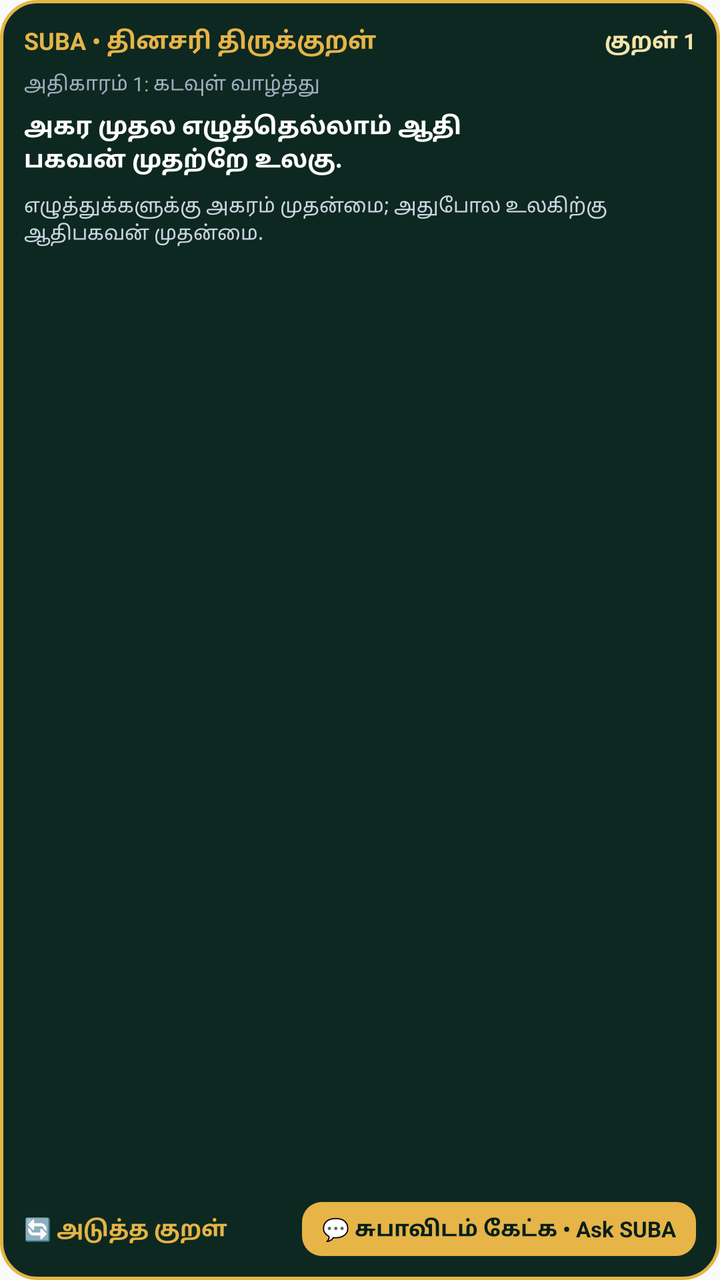
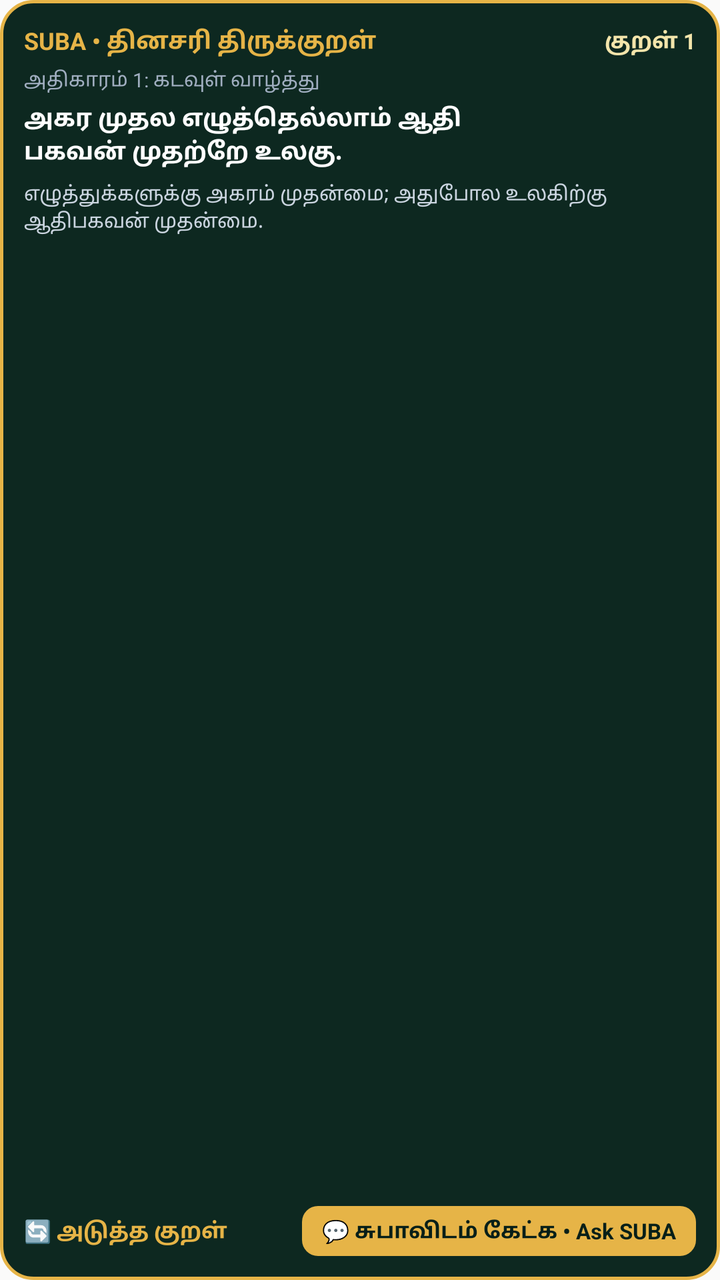

Compare the two renders of this Android layout. The source of the first and the diff that turns it into the second are given below.
<!-- AndroidManifest.xml: application theme AppTheme -->
<!-- res/layout/suba_widget.xml -->
<?xml version="1.0" encoding="utf-8"?>
<LinearLayout xmlns:android="http://schemas.android.com/apk/res/android"
    android:id="@+id/widget_root"
    android:layout_width="match_parent"
    android:layout_height="match_parent"
    android:background="@drawable/widget_bg"
    android:orientation="vertical"
    android:padding="12dp">

    
    <LinearLayout
        android:layout_width="match_parent"
        android:layout_height="wrap_content"
        android:orientation="horizontal"
        android:gravity="center_vertical"
        android:layout_marginBottom="6dp">

        <TextView
            android:id="@+id/widget_header_title"
            android:layout_width="0dp"
            android:layout_height="wrap_content"
            android:layout_weight="1"
            android:text="@string/widget_title"
            android:textColor="#E6B447"
            android:textSize="12sp"
            android:textStyle="bold" />

        <TextView
            android:id="@+id/widget_kural_number"
            android:layout_width="wrap_content"
            android:layout_height="wrap_content"
            android:text="குறள் 1"
            android:textColor="#F3E5AB"
            android:textSize="11sp"
            android:textStyle="bold" />
    </LinearLayout>

    
    <TextView
        android:id="@+id/widget_chapter"
        android:layout_width="match_parent"
        android:layout_height="wrap_content"
        android:text="அதிகாரம் 1: கடவுள் வாழ்த்து"
        android:textColor="#A0AEC0"
        android:textSize="10sp"
        android:layout_marginBottom="6dp" />

    
    <TextView
        android:id="@+id/widget_kural_line1"
        android:layout_width="match_parent"
        android:layout_height="wrap_content"
        android:text="அகர முதல எழுத்தெல்லாம் ஆதி"
        android:textColor="#FFFFFF"
        android:textSize="12sp"
        android:textStyle="bold"
        android:maxLines="1"
        android:ellipsize="end" />

    
    <TextView
        android:id="@+id/widget_kural_line2"
        android:layout_width="match_parent"
        android:layout_height="wrap_content"
        android:text="பகவன் முதற்றே உலகு."
        android:textColor="#FFFFFF"
        android:textSize="12sp"
        android:textStyle="bold"
        android:maxLines="1"
        android:ellipsize="end"
        android:layout_marginBottom="8dp" />

    
    <TextView
        android:id="@+id/widget_meaning"
        android:layout_width="match_parent"
        android:layout_height="0dp"
        android:layout_weight="1"
        android:text="எழுத்துக்களுக்கு அகரம் முதன்மை; அதுபோல உலகிற்கு ஆதிபகவன் முதன்மை."
        android:textColor="#CBD5E0"
        android:textSize="10sp"
        android:maxLines="2"
        android:ellipsize="end"
        android:layout_marginBottom="8dp" />

    
    <LinearLayout
        android:layout_width="match_parent"
        android:layout_height="wrap_content"
        android:orientation="horizontal"
        android:gravity="center_vertical">

        
        <TextView
            android:id="@+id/widget_btn_next"
            android:layout_width="wrap_content"
            android:layout_height="wrap_content"
            android:text="🔄 அடுத்த குறள்"
            android:textColor="#E6B447"
            android:textSize="11sp"
            android:textStyle="bold"
            android:paddingEnd="12dp" />

        
        <View
            android:layout_width="0dp"
            android:layout_height="1dp"
            android:layout_weight="1" />

        
        <TextView
            android:id="@+id/widget_btn_ask"
            android:layout_width="wrap_content"
            android:layout_height="wrap_content"
            android:background="@drawable/widget_btn_bg"
            android:text="@string/widget_ask_button"
            android:textColor="#071F18"
            android:textSize="11sp"
            android:textStyle="bold"
            android:clickable="true"
            android:focusable="true" />
    </LinearLayout>

</LinearLayout>
<!-- resources referenced by this layout -->
<resources>
  <!-- drawable widget_bg (drawable) -->
  <?xml version="1.0" encoding="utf-8"?>
  <shape xmlns:android="http://schemas.android.com/apk/res/android"
      android:shape="rectangle">
      <solid android:color="#0D2820" />
      <stroke
          android:width="1.5dp"
          android:color="#E6B447" />
      <corners android:radius="18dp" />
      <padding
          android:left="12dp"
          android:top="10dp"
          android:right="12dp"
          android:bottom="10dp" />
  </shape>
  <!-- drawable widget_btn_bg (drawable) -->
  <?xml version="1.0" encoding="utf-8"?>
  <shape xmlns:android="http://schemas.android.com/apk/res/android"
      android:shape="rectangle">
      <solid android:color="#E6B447" />
      <corners android:radius="10dp" />
      <padding
          android:left="10dp"
          android:top="6dp"
          android:right="10dp"
          android:bottom="6dp" />
  </shape>
  <string name="widget_ask_button">💬 சுபாவிடம் கேட்க • Ask SUBA</string>
  <string name="widget_title">SUBA • தினசரி திருக்குறள்</string>
  <style name="AppTheme" parent="Theme.AppCompat.DayNight.NoActionBar">
      <item name="android:editTextBackground">@drawable/rn_edit_text_material</item>
      <item name="colorPrimary">@color/colorPrimary</item>
      <item name="android:statusBarColor">@android:color/transparent</item>
      <item name="android:navigationBarColor">@android:color/transparent</item>
    </style>
  <!-- drawable rn_edit_text_material (drawable) -->
  <?xml version="1.0" encoding="utf-8"?>
  <inset xmlns:android="http://schemas.android.com/apk/res/android"
         android:insetLeft="@dimen/abc_edit_text_inset_horizontal_material"
         android:insetRight="@dimen/abc_edit_text_inset_horizontal_material"
         android:insetTop="@dimen/abc_edit_text_inset_top_material"
         android:insetBottom="@dimen/abc_edit_text_inset_bottom_material"
         >
  
      <selector>
          
          <item android:state_enabled="false" android:drawable="@drawable/abc_textfield_default_mtrl_alpha"/>
          <item android:drawable="@drawable/abc_textfield_activated_mtrl_alpha"/>
      </selector>
  
  </inset>
  <color name="colorPrimary">#023c69</color>
</resources>

<!-- the commit's change to res/layout/suba_widget.xml (unified diff, before → after) -->
@@ -13,7 +13,7 @@
         android:layout_height="wrap_content"
         android:orientation="horizontal"
         android:gravity="center_vertical"
-        android:layout_marginBottom="6dp">
+        android:layout_marginBottom="4dp">
 
         <TextView
             android:id="@+id/widget_header_title"
@@ -43,7 +43,7 @@
         android:text="அதிகாரம் 1: கடவுள் வாழ்த்து"
         android:textColor="#A0AEC0"
         android:textSize="10sp"
-        android:layout_marginBottom="6dp" />
+        android:layout_marginBottom="4dp" />
 
     
     <TextView
@@ -68,7 +68,7 @@
         android:textStyle="bold"
         android:maxLines="1"
         android:ellipsize="end"
-        android:layout_marginBottom="8dp" />
+        android:layout_marginBottom="6dp" />
 
     
     <TextView
@@ -81,44 +81,39 @@
         android:textSize="10sp"
         android:maxLines="2"
         android:ellipsize="end"
-        android:layout_marginBottom="8dp" />
+        android:layout_marginBottom="6dp" />
 
     
-    <LinearLayout
+    <RelativeLayout
         android:layout_width="match_parent"
-        android:layout_height="wrap_content"
-        android:orientation="horizontal"
-        android:gravity="center_vertical">
+        android:layout_height="wrap_content">
 
-        
         <TextView
             android:id="@+id/widget_btn_next"
             android:layout_width="wrap_content"
             android:layout_height="wrap_content"
+            android:layout_alignParentStart="true"
+            android:layout_centerVertical="true"
             android:text="🔄 அடுத்த குறள்"
             android:textColor="#E6B447"
             android:textSize="11sp"
-            android:textStyle="bold"
-            android:paddingEnd="12dp" />
+            android:textStyle="bold" />
 
-        
-        <View
-            android:layout_width="0dp"
-            android:layout_height="1dp"
-            android:layout_weight="1" />
-
-        
         <TextView
             android:id="@+id/widget_btn_ask"
             android:layout_width="wrap_content"
             android:layout_height="wrap_content"
+            android:layout_alignParentEnd="true"
+            android:layout_centerVertical="true"
             android:background="@drawable/widget_btn_bg"
+            android:paddingLeft="10dp"
+            android:paddingRight="10dp"
+            android:paddingTop="5dp"
+            android:paddingBottom="5dp"
             android:text="@string/widget_ask_button"
             android:textColor="#071F18"
             android:textSize="11sp"
-            android:textStyle="bold"
-            android:clickable="true"
-            android:focusable="true" />
-    </LinearLayout>
+            android:textStyle="bold" />
+    </RelativeLayout>
 
 </LinearLayout>
<!-- resource entries referenced after the edit -->
@@ -8,24 +8,14 @@
       <stroke
           android:width="1.5dp"
           android:color="#E6B447" />
-      <corners android:radius="18dp" />
-      <padding
-          android:left="12dp"
-          android:top="10dp"
-          android:right="12dp"
-          android:bottom="10dp" />
+      <corners android:radius="16dp" />
   </shape>
   <!-- drawable widget_btn_bg (drawable) -->
   <?xml version="1.0" encoding="utf-8"?>
   <shape xmlns:android="http://schemas.android.com/apk/res/android"
       android:shape="rectangle">
       <solid android:color="#E6B447" />
-      <corners android:radius="10dp" />
-      <padding
-          android:left="10dp"
-          android:top="6dp"
-          android:right="10dp"
-          android:bottom="6dp" />
+      <corners android:radius="8dp" />
   </shape>
   <string name="widget_ask_button">💬 சுபாவிடம் கேட்க • Ask SUBA</string>
   <string name="widget_title">SUBA • தினசரி திருக்குறள்</string>
